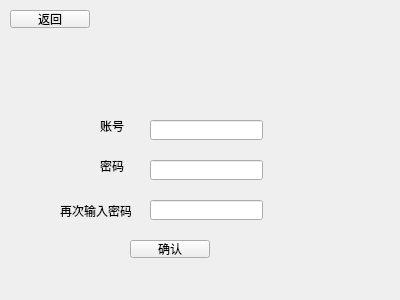
Before: the Qt Designer form Register.ui in aaaMsLIUfruit/Tomato_bell, drawn with Qt 5.
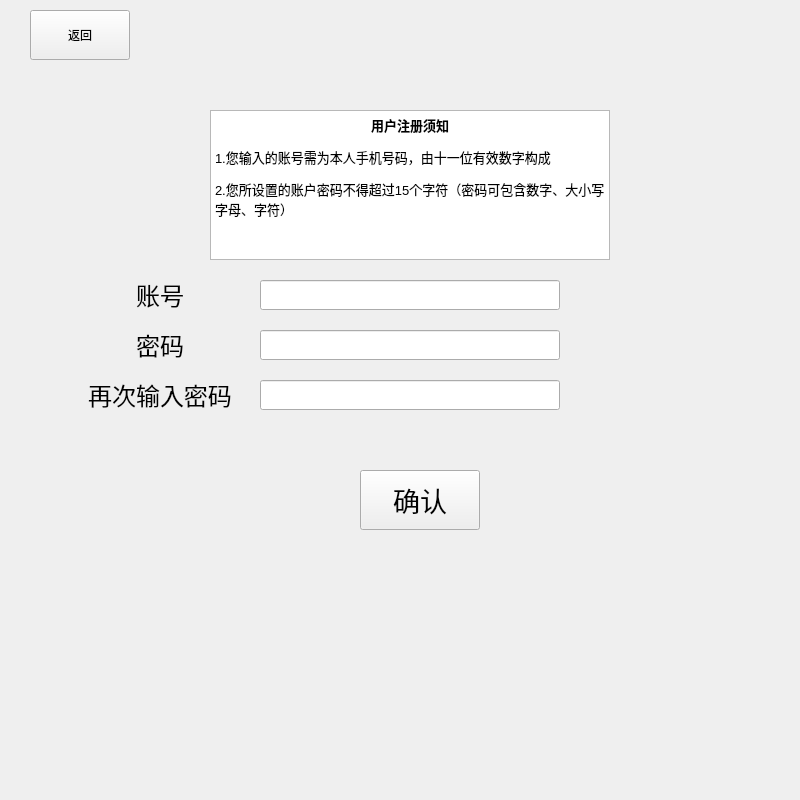
After: the same form once the commit is applied.

What changed in the file:
```diff
--- a/Register.ui
+++ b/Register.ui
@@ -2,12 +2,15 @@
 <ui version="4.0">
  <class>Register</class>
  <widget class="QWidget" name="Register">
+  <property name="enabled">
+   <bool>true</bool>
+  </property>
   <property name="geometry">
    <rect>
     <x>0</x>
     <y>0</y>
-    <width>400</width>
-    <height>300</height>
+    <width>800</width>
+    <height>800</height>
    </rect>
   </property>
   <property name="windowTitle">
@@ -16,81 +19,125 @@
   <widget class="QLabel" name="label">
    <property name="geometry">
     <rect>
-     <x>100</x>
-     <y>120</y>
-     <width>40</width>
-     <height>12</height>
+     <x>130</x>
+     <y>280</y>
+     <width>60</width>
+     <height>30</height>
     </rect>
    </property>
+   <property name="font">
+    <font>
+     <family>楷体</family>
+     <pointsize>18</pointsize>
+    </font>
+   </property>
    <property name="text">
     <string>账号</string>
    </property>
+   <property name="alignment">
+    <set>Qt::AlignCenter</set>
+   </property>
   </widget>
   <widget class="QLabel" name="label_2">
    <property name="geometry">
     <rect>
-     <x>100</x>
-     <y>160</y>
-     <width>40</width>
-     <height>12</height>
+     <x>130</x>
+     <y>330</y>
+     <width>60</width>
+     <height>30</height>
     </rect>
    </property>
+   <property name="font">
+    <font>
+     <family>楷体</family>
+     <pointsize>18</pointsize>
+    </font>
+   </property>
    <property name="text">
     <string>密码</string>
    </property>
+   <property name="alignment">
+    <set>Qt::AlignCenter</set>
+   </property>
   </widget>
   <widget class="QLabel" name="label_3">
    <property name="geometry">
     <rect>
      <x>60</x>
-     <y>200</y>
-     <width>71</width>
-     <height>21</height>
+     <y>380</y>
+     <width>200</width>
+     <height>30</height>
     </rect>
    </property>
+   <property name="font">
+    <font>
+     <family>楷体</family>
+     <pointsize>18</pointsize>
+    </font>
+   </property>
    <property name="text">
     <string>再次输入密码</string>
    </property>
+   <property name="alignment">
+    <set>Qt::AlignCenter</set>
+   </property>
   </widget>
   <widget class="QLineEdit" name="lineEdit">
    <property name="geometry">
     <rect>
-     <x>150</x>
-     <y>120</y>
-     <width>113</width>
-     <height>20</height>
+     <x>260</x>
+     <y>280</y>
+     <width>300</width>
+     <height>30</height>
     </rect>
    </property>
   </widget>
   <widget class="QLineEdit" name="lineEdit_2">
+   <property name="enabled">
+    <bool>true</bool>
+   </property>
    <property name="geometry">
     <rect>
-     <x>150</x>
-     <y>160</y>
-     <width>113</width>
-     <height>20</height>
+     <x>260</x>
+     <y>330</y>
+     <width>300</width>
+     <height>30</height>
     </rect>
    </property>
+   <property name="autoFillBackground">
+    <bool>false</bool>
+   </property>
+   <property name="echoMode">
+    <enum>QLineEdit::Password</enum>
+   </property>
   </widget>
   <widget class="QLineEdit" name="lineEdit_3">
    <property name="geometry">
     <rect>
-     <x>150</x>
-     <y>200</y>
-     <width>113</width>
-     <height>20</height>
+     <x>260</x>
+     <y>380</y>
+     <width>300</width>
+     <height>30</height>
     </rect>
    </property>
+   <property name="echoMode">
+    <enum>QLineEdit::Password</enum>
+   </property>
   </widget>
   <widget class="QPushButton" name="yes">
    <property name="geometry">
     <rect>
-     <x>130</x>
-     <y>240</y>
-     <width>80</width>
-     <height>18</height>
+     <x>360</x>
+     <y>470</y>
+     <width>120</width>
+     <height>60</height>
     </rect>
    </property>
+   <property name="font">
+    <font>
+     <pointsize>20</pointsize>
+    </font>
+   </property>
    <property name="text">
     <string>确认</string>
    </property>
@@ -98,16 +145,38 @@
   <widget class="QPushButton" name="return_2">
    <property name="geometry">
     <rect>
-     <x>10</x>
+     <x>30</x>
      <y>10</y>
-     <width>80</width>
-     <height>18</height>
+     <width>100</width>
+     <height>50</height>
     </rect>
    </property>
    <property name="text">
     <string>返回</string>
    </property>
   </widget>
+  <widget class="QTextEdit" name="textEditAgreement">
+   <property name="geometry">
+    <rect>
+     <x>210</x>
+     <y>110</y>
+     <width>400</width>
+     <height>150</height>
+    </rect>
+   </property>
+   <property name="html">
+    <string>&lt;!DOCTYPE HTML PUBLIC &quot;-//W3C//DTD HTML 4.0//EN&quot; &quot;http://www.w3.org/TR/REC-html40/strict.dtd&quot;&gt;
+&lt;html&gt;&lt;head&gt;&lt;meta name=&quot;qrichtext&quot; content=&quot;1&quot; /&gt;&lt;meta charset=&quot;utf-8&quot; /&gt;&lt;style type=&quot;text/css&quot;&gt;
+p, li { white-space: pre-wrap; }
+hr { height: 1px; border-width: 0; }
+li.unchecked::marker { content: &quot;\2610&quot;; }
+li.checked::marker { content: &quot;\2612&quot;; }
+&lt;/style&gt;&lt;/head&gt;&lt;body style=&quot; font-family:'Microsoft YaHei UI'; font-size:9pt; font-weight:400; font-style:normal;&quot;&gt;
+&lt;p align=&quot;center&quot; style=&quot; margin-top:12px; margin-bottom:12px; margin-left:0px; margin-right:0px; -qt-block-indent:0; text-indent:0px;&quot;&gt;&lt;span style=&quot; font-size:10pt; font-weight:700;&quot;&gt;用户注册须知&lt;/span&gt;&lt;/p&gt;
+&lt;p style=&quot; margin-top:12px; margin-bottom:12px; margin-left:0px; margin-right:0px; -qt-block-indent:0; text-indent:0px;&quot;&gt;&lt;span style=&quot; font-size:10pt;&quot;&gt;1.您输入的账号需为本人手机号码，由十一位有效数字构成&lt;/span&gt;&lt;/p&gt;
+&lt;p style=&quot; margin-top:12px; margin-bottom:12px; margin-left:0px; margin-right:0px; -qt-block-indent:0; text-indent:0px;&quot;&gt;&lt;span style=&quot; font-size:10pt;&quot;&gt;2.您所设置的账户密码不得超过15个字符（密码可包含数字、大小写字母、字符）&lt;/span&gt;&lt;/p&gt;&lt;/body&gt;&lt;/html&gt;</string>
+   </property>
+  </widget>
  </widget>
  <resources/>
  <connections/>
```
